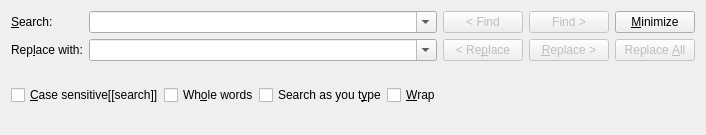
Old version of the form src/frontends/qt/ui/SearchUi.ui in the repository cburschka/lyx.
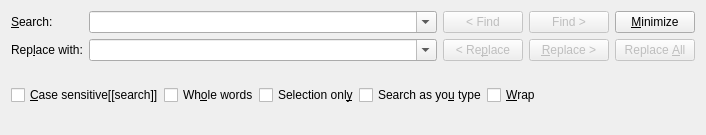
New version of the form.

Commit message: Add support for search/replace within selection (#2548)

```diff
--- a/src/frontends/qt/ui/SearchUi.ui
+++ b/src/frontends/qt/ui/SearchUi.ui
@@ -212,13 +212,23 @@
           </property>
          </widget>
         </item>
+        <item>
+         <widget class="QCheckBox" name="selectionCB">
+          <property name="toolTip">
+           <string>Onlysearch in selection</string>
+          </property>
+          <property name="text">
+           <string>Selection onl&amp;y</string>
+          </property>
+         </widget>
+        </item>
         <item>
          <widget class="QCheckBox" name="instantSearchCB">
           <property name="toolTip">
            <string>If this is checked, LyX will search forward immediately</string>
           </property>
           <property name="text">
-           <string>Search as you t&amp;ype</string>
+           <string>Search as yo&amp;u type</string>
           </property>
          </widget>
         </item>
```
The commit also changes 8 other files.
